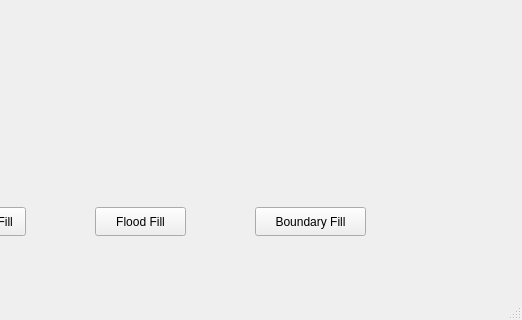
Above: Polygon_Filling/mainwindow.ui from Shahir-habib/Computer_Graphics-QT- before the change; both pictures show x 825 to 1347 and y 403 to 723 of the 1347 by 723 pixel window. Below: the same form after it.
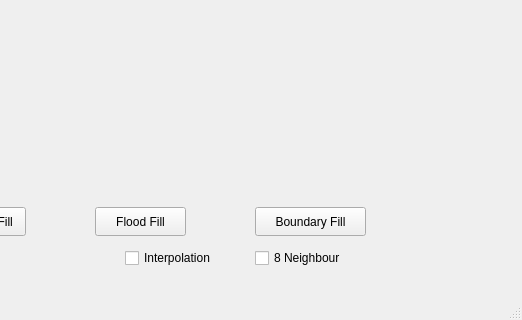
That is the form after the change.

Patch:
```diff
--- a/Polygon_Filling/mainwindow.ui
+++ b/Polygon_Filling/mainwindow.ui
@@ -19,7 +19,7 @@
      <rect>
       <x>20</x>
       <y>10</y>
-      <width>1251</width>
+      <width>1240</width>
       <height>561</height>
      </rect>
     </property>
@@ -210,6 +210,32 @@
      </rect>
     </property>
    </widget>
+   <widget class="QCheckBox" name="interpolation">
+    <property name="geometry">
+     <rect>
+      <x>950</x>
+      <y>650</y>
+      <width>91</width>
+      <height>22</height>
+     </rect>
+    </property>
+    <property name="text">
+     <string>Interpolation</string>
+    </property>
+   </widget>
+   <widget class="QCheckBox" name="n8">
+    <property name="geometry">
+     <rect>
+      <x>1080</x>
+      <y>650</y>
+      <width>101</width>
+      <height>22</height>
+     </rect>
+    </property>
+    <property name="text">
+     <string>8 Neighbour</string>
+    </property>
+   </widget>
   </widget>
   <widget class="QMenuBar" name="menubar">
    <property name="geometry">
```
Left out of the diff: 2 changed lines with no effect on the pictures.
